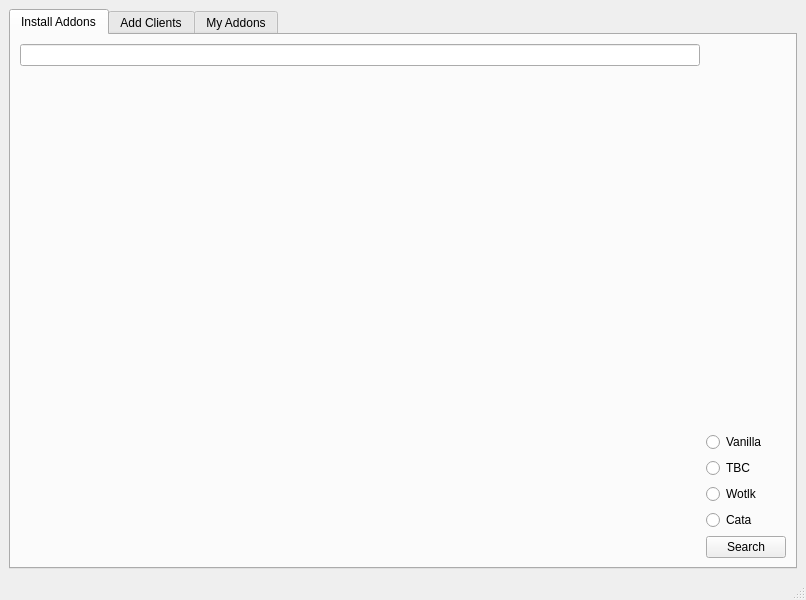
Above: src/ui/main.ui from buhfur/Flightmaster before the change. Below: the same form after it.
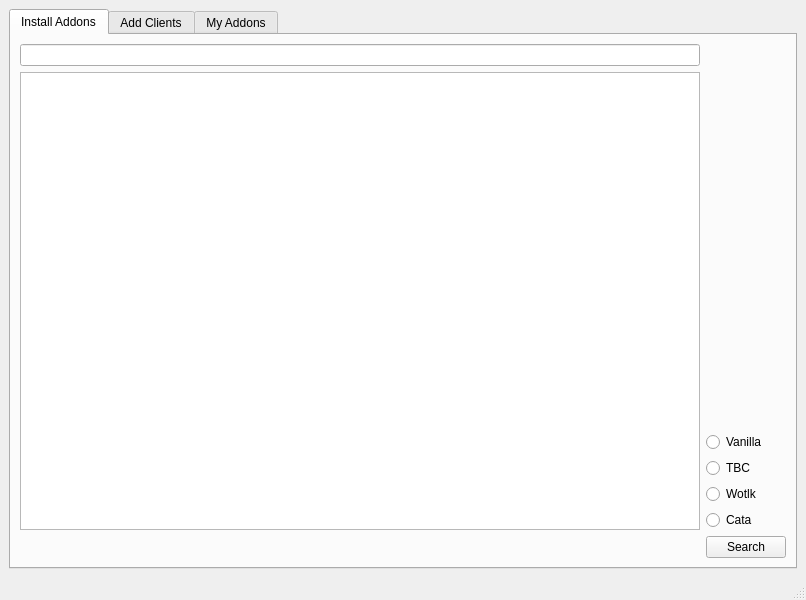
That is the form after the change.

Commit message: It was working , but now i'm thinking of changing the UI element to a ListView instead of a ScrollArea

The edit to the form file:
```diff
--- a/src/ui/main.ui
+++ b/src/ui/main.ui
@@ -28,14 +28,24 @@
         <string>Install Addons</string>
        </attribute>
        <layout class="QGridLayout" name="addonsTabLayout">
-        <item row="3" column="1">
+        <item row="0" column="0">
+         <widget class="QLineEdit" name="searchBar"/>
+        </item>
+        <item row="4" column="1">
          <widget class="QPushButton" name="searchButton">
           <property name="text">
            <string>Search</string>
           </property>
          </widget>
         </item>
-        <item row="2" column="1">
+        <item row="2" column="0" rowspan="2">
+         <layout class="QVBoxLayout" name="searchAddonsLayout">
+          <item>
+           <widget class="QListView" name="searchAddonsListView"/>
+          </item>
+         </layout>
+        </item>
+        <item row="3" column="1">
          <layout class="QVBoxLayout" name="verticalLayout_3">
           <item>
            <widget class="QRadioButton" name="searchVanillaButton">
@@ -67,12 +77,6 @@
           </item>
          </layout>
         </item>
-        <item row="0" column="0">
-         <widget class="QLineEdit" name="searchBar"/>
-        </item>
-        <item row="1" column="0" rowspan="2">
-         <layout class="QVBoxLayout" name="searchAddonsLayout"/>
-        </item>
        </layout>
       </widget>
       <widget class="QWidget" name="myAddonsTab">
```
The commit also changes 8 other files.
